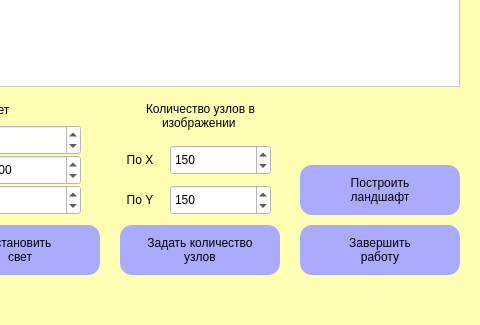
This is src/mainwindow.ui in DaniilGGuY/CG_course as Qt 5 draws it before an edit; both pictures show x 620 to 1100 and y 475 to 800 of the 1100 by 800 pixel window. The edited form follows.
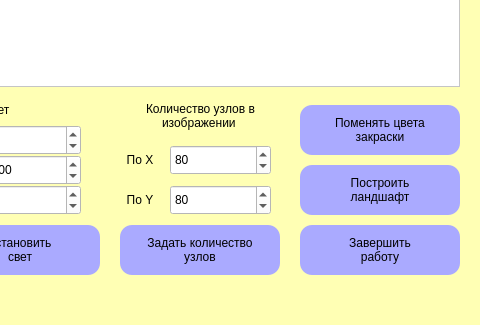
This is the edited form.

```diff
--- a/src/mainwindow.ui
+++ b/src/mainwindow.ui
@@ -590,7 +590,7 @@
      <number>1000</number>
     </property>
     <property name="value">
-     <number>150</number>
+     <number>80</number>
     </property>
    </widget>
    <widget class="QLabel" name="label_20">
@@ -628,7 +628,7 @@
      <number>1000</number>
     </property>
     <property name="value">
-     <number>150</number>
+     <number>80</number>
     </property>
    </widget>
    <widget class="QLabel" name="label_12">
@@ -667,6 +667,25 @@
 узлов</string>
     </property>
    </widget>
+   <widget class="QPushButton" name="landscapeColorButton">
+    <property name="geometry">
+     <rect>
+      <x>920</x>
+      <y>580</y>
+      <width>160</width>
+      <height>50</height>
+     </rect>
+    </property>
+    <property name="styleSheet">
+     <string notr="true">border-radius: 12px;
+color: black;
+background-color: rgb(170, 170, 255);</string>
+    </property>
+    <property name="text">
+     <string>Поменять цвета
+закраски</string>
+    </property>
+   </widget>
   </widget>
   <widget class="QMenuBar" name="menubar">
    <property name="geometry">
```
Left out of the diff: 3 changed lines with no effect on the pictures.
